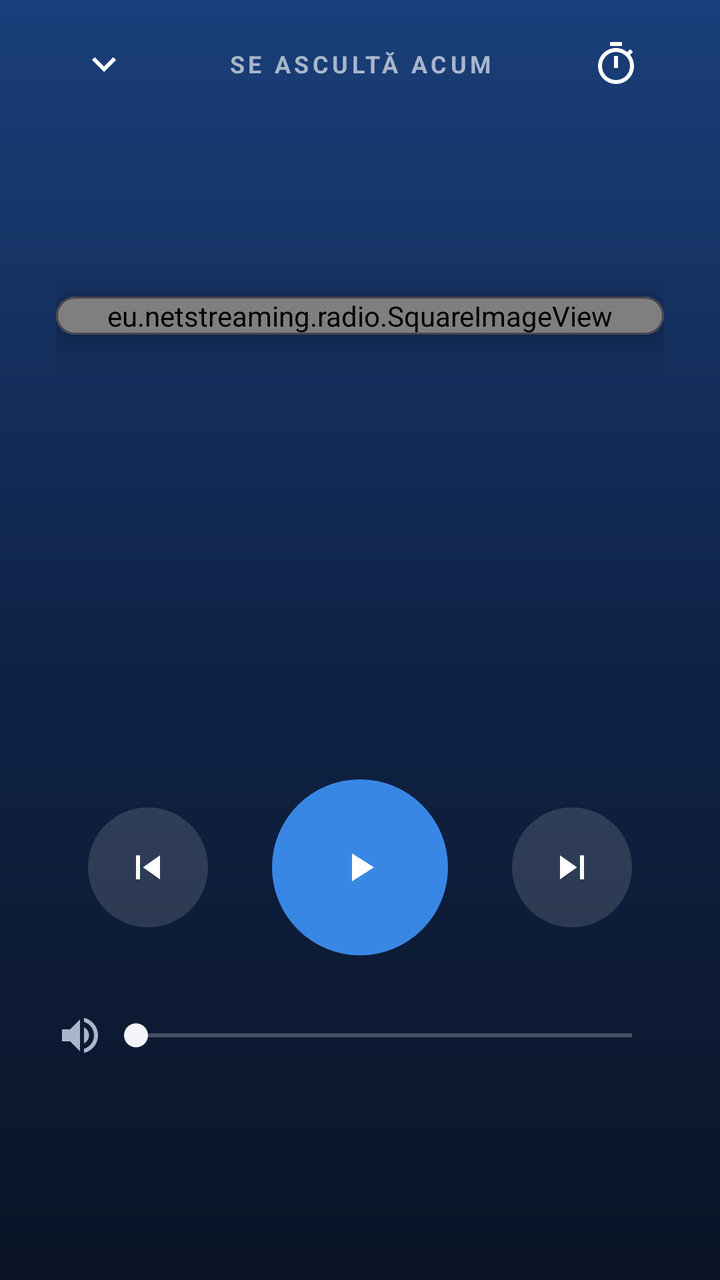
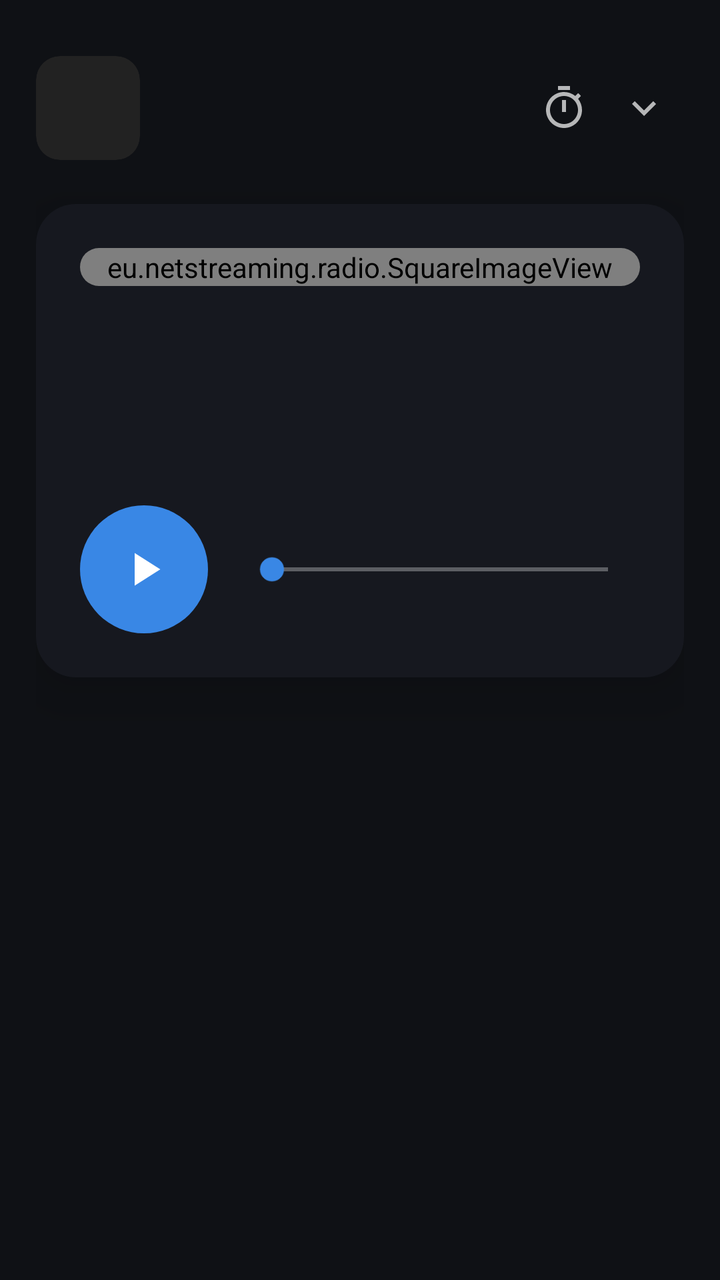

Compare the two renders of this Android layout. The source of the first and the diff that turns it into the second are given below.
<!-- AndroidManifest.xml: application theme Theme.NTS -->
<!-- res/layout/activity_player.xml -->
<?xml version="1.0" encoding="utf-8"?>
<LinearLayout xmlns:android="http://schemas.android.com/apk/res/android"
    xmlns:app="http://schemas.android.com/apk/res-auto"
    android:layout_width="match_parent"
    android:layout_height="match_parent"
    android:background="@drawable/bg_player"
    android:gravity="center_horizontal"
    android:orientation="vertical"
    android:paddingHorizontal="28dp">

    <LinearLayout
        android:layout_width="match_parent"
        android:layout_height="64dp"
        android:gravity="center_vertical"
        android:orientation="horizontal">

        <ImageButton
            android:id="@+id/close"
            android:layout_width="48dp"
            android:layout_height="48dp"
            android:background="?attr/selectableItemBackgroundBorderless"
            android:contentDescription="Înapoi"
            android:src="@drawable/ic_down" />

        <TextView
            android:layout_width="0dp"
            android:layout_height="wrap_content"
            android:layout_weight="1"
            android:gravity="center"
            android:text="SE ASCULTĂ ACUM"
            android:letterSpacing="0.15"
            android:textColor="@color/text2"
            android:textSize="12sp"
            android:textStyle="bold" />

        <ImageButton
            android:id="@+id/sleep"
            android:layout_width="48dp"
            android:layout_height="48dp"
            android:background="?attr/selectableItemBackgroundBorderless"
            android:contentDescription="@string/sleep"
            android:src="@drawable/ic_timer" />
    </LinearLayout>

    <Space
        android:layout_width="1dp"
        android:layout_height="0dp"
        android:layout_weight="0.6" />

    <com.google.android.material.card.MaterialCardView
        android:layout_width="match_parent"
        android:layout_height="wrap_content"
        app:cardBackgroundColor="@color/surface"
        app:cardCornerRadius="24dp"
        app:cardElevation="12dp">

        <FrameLayout
            android:layout_width="match_parent"
            android:layout_height="wrap_content">

            <eu.netstreaming.radio.SquareImageView
                android:id="@+id/art"
                android:layout_width="match_parent"
                android:layout_height="wrap_content"
                android:scaleType="centerCrop"
                android:src="@mipmap/ic_launcher" />

            <eu.netstreaming.radio.BarsView
                android:id="@+id/bars"
                android:layout_width="match_parent"
                android:layout_height="match_parent"
                android:visibility="gone" />
        </FrameLayout>
    </com.google.android.material.card.MaterialCardView>

    <Space
        android:layout_width="1dp"
        android:layout_height="0dp"
        android:layout_weight="0.5" />

    <LinearLayout
        android:layout_width="match_parent"
        android:layout_height="wrap_content"
        android:gravity="center_vertical"
        android:orientation="horizontal">

        <TextView
            android:id="@+id/station"
            android:layout_width="0dp"
            android:layout_height="wrap_content"
            android:layout_weight="1"
            android:singleLine="true"
            android:ellipsize="end"
            android:textColor="@color/accent_light"
            android:textSize="15sp"
            android:textStyle="bold" />

        <TextView
            android:id="@+id/live"
            android:layout_width="wrap_content"
            android:layout_height="wrap_content"
            android:background="@drawable/bg_live"
            android:paddingHorizontal="10dp"
            android:paddingVertical="3dp"
            android:text="@string/live"
            android:textColor="@color/live"
            android:textSize="12sp"
            android:textStyle="bold"
            android:visibility="gone" />
    </LinearLayout>

    <TextView
        android:id="@+id/title"
        android:layout_width="match_parent"
        android:layout_height="wrap_content"
        android:layout_marginTop="6dp"
        android:ellipsize="marquee"
        android:marqueeRepeatLimit="marquee_forever"
        android:singleLine="true"
        android:textColor="@color/text"
        android:textSize="24sp"
        android:textStyle="bold" />

    <TextView
        android:id="@+id/status"
        android:layout_width="match_parent"
        android:layout_height="wrap_content"
        android:layout_marginTop="4dp"
        android:singleLine="true"
        android:textColor="@color/text2"
        android:textSize="14sp" />

    <Space
        android:layout_width="1dp"
        android:layout_height="0dp"
        android:layout_weight="0.5" />

    <LinearLayout
        android:layout_width="match_parent"
        android:layout_height="wrap_content"
        android:gravity="center"
        android:orientation="horizontal">

        <ImageButton
            android:id="@+id/prev"
            android:layout_width="60dp"
            android:layout_height="60dp"
            android:background="@drawable/bg_round_btn"
            android:contentDescription="Postul anterior"
            android:src="@drawable/ic_prev" />

        <ImageButton
            android:id="@+id/play"
            android:layout_width="88dp"
            android:layout_height="88dp"
            android:layout_marginHorizontal="32dp"
            android:background="@drawable/bg_play"
            android:contentDescription="Play"
            android:scaleType="center"
            android:src="@drawable/ic_play" />

        <ImageButton
            android:id="@+id/next"
            android:layout_width="60dp"
            android:layout_height="60dp"
            android:background="@drawable/bg_round_btn"
            android:contentDescription="Postul următor"
            android:src="@drawable/ic_next" />
    </LinearLayout>

    <LinearLayout
        android:layout_width="match_parent"
        android:layout_height="wrap_content"
        android:layout_marginTop="28dp"
        android:gravity="center_vertical"
        android:orientation="horizontal">

        <ImageView
            android:layout_width="24dp"
            android:layout_height="24dp"
            android:src="@drawable/ic_volume"
            app:tint="@color/text2" />

        <SeekBar
            android:id="@+id/volume"
            android:layout_width="0dp"
            android:layout_height="wrap_content"
            android:layout_weight="1"
            android:progressTint="@color/accent_light"
            android:thumbTint="@color/text" />
    </LinearLayout>

    <TextView
        android:id="@+id/sleep_info"
        android:layout_width="wrap_content"
        android:layout_height="wrap_content"
        android:layout_marginTop="8dp"
        android:textColor="@color/text2"
        android:textSize="13sp" />

    <Space
        android:layout_width="1dp"
        android:layout_height="0dp"
        android:layout_weight="0.6" />
</LinearLayout>
<!-- resources referenced by this layout -->
<resources>
  <color name="accent_light">#8CC6FF</color>
  <color name="live">#FF4D4D</color>
  <color name="surface">#13203A</color>
  <color name="text">#F2F4F8</color>
  <color name="text2">#A9B6CC</color>
  <!-- drawable bg_live (drawable) -->
  <shape xmlns:android="http://schemas.android.com/apk/res/android" android:shape="rectangle">
      <solid android:color="#33FF4D4D"/>
      <corners android:radius="20dp"/>
  </shape>
  <!-- drawable bg_play (drawable) -->
  <shape xmlns:android="http://schemas.android.com/apk/res/android" android:shape="oval">
      <solid android:color="@color/accent"/>
  </shape>
  <!-- drawable bg_player (drawable) -->
  <shape xmlns:android="http://schemas.android.com/apk/res/android" android:shape="rectangle">
      <gradient android:angle="270" android:startColor="#1A3F7A" android:centerColor="#0F2347" android:endColor="#0B1426"/>
  </shape>
  <!-- drawable bg_round_btn (drawable) -->
  <shape xmlns:android="http://schemas.android.com/apk/res/android" android:shape="oval">
      <solid android:color="#22FFFFFF"/>
  </shape>
  <!-- drawable ic_down (drawable) -->
  <vector xmlns:android="http://schemas.android.com/apk/res/android" android:width="24dp" android:height="24dp" android:viewportWidth="24" android:viewportHeight="24">
      <path android:fillColor="#FFFFFFFF" android:pathData="M7.41,8.59L12,13.17l4.59,-4.58L18,10l-6,6 -6,-6 1.41,-1.41z"/>
  </vector>
  <!-- drawable ic_next (drawable) -->
  <vector xmlns:android="http://schemas.android.com/apk/res/android" android:width="24dp" android:height="24dp" android:viewportWidth="24" android:viewportHeight="24">
      <path android:fillColor="#FFFFFFFF" android:pathData="M6,18l8.5,-6L6,6v12zM16,6v12h2V6h-2z"/>
  </vector>
  <!-- drawable ic_play (drawable) -->
  <vector xmlns:android="http://schemas.android.com/apk/res/android" android:width="24dp" android:height="24dp" android:viewportWidth="24" android:viewportHeight="24">
      <path android:fillColor="#FFFFFFFF" android:pathData="M8,5v14l11,-7z"/>
  </vector>
  <!-- drawable ic_prev (drawable) -->
  <vector xmlns:android="http://schemas.android.com/apk/res/android" android:width="24dp" android:height="24dp" android:viewportWidth="24" android:viewportHeight="24">
      <path android:fillColor="#FFFFFFFF" android:pathData="M6,6h2v12H6zM9.5,12l8.5,6V6z"/>
  </vector>
  <!-- drawable ic_timer (drawable) -->
  <vector xmlns:android="http://schemas.android.com/apk/res/android" android:width="24dp" android:height="24dp" android:viewportWidth="24" android:viewportHeight="24">
      <path android:fillColor="#FFFFFFFF" android:pathData="M15,1H9v2h6V1zM11,14h2V8h-2v6zM19.03,7.39l1.42,-1.42c-0.43,-0.51 -0.9,-0.99 -1.41,-1.41l-1.42,1.42C16.07,4.74 14.12,4 12,4c-4.97,0 -9,4.03 -9,9s4.02,9 9,9 9,-4.03 9,-9c0,-2.12 -0.74,-4.07 -1.97,-5.61zM12,20c-3.87,0 -7,-3.13 -7,-7s3.13,-7 7,-7 7,3.13 7,7 -3.13,7 -7,7z"/>
  </vector>
  <!-- drawable ic_volume (drawable) -->
  <vector xmlns:android="http://schemas.android.com/apk/res/android" android:width="24dp" android:height="24dp" android:viewportWidth="24" android:viewportHeight="24">
      <path android:fillColor="#FFFFFFFF" android:pathData="M3,9v6h4l5,5V4L7,9H3zM16.5,12c0,-1.77 -1.02,-3.29 -2.5,-4.03v8.05c1.48,-0.73 2.5,-2.25 2.5,-4.02zM14,3.23v2.06c2.89,0.86 5,3.54 5,6.71s-2.11,5.85 -5,6.71v2.06c4.01,-0.91 7,-4.49 7,-8.77s-2.99,-7.86 -7,-8.77z"/>
  </vector>
  <!-- mipmap ic_launcher (mipmap-anydpi-v26) -->
  <?xml version="1.0" encoding="utf-8"?>
  <adaptive-icon xmlns:android="http://schemas.android.com/apk/res/android">
      <background android:drawable="@color/icon_bg" />
      <foreground android:drawable="@mipmap/ic_launcher_foreground" />
  </adaptive-icon>
  <string name="live">LIVE</string>
  <string name="sleep">Oprire automată</string>
  <color name="accent">#3987E5</color>
  <color name="icon_bg">#123A7A</color>
  <color name="bg">#0B1426</color>
  <!-- unchanged entries left out for length: 1 -->
</resources>

<!-- the commit's change to res/layout/activity_player.xml (unified diff, before → after) -->
@@ -1,205 +1,268 @@
 <?xml version="1.0" encoding="utf-8"?>
-<LinearLayout xmlns:android="http://schemas.android.com/apk/res/android"
+<FrameLayout xmlns:android="http://schemas.android.com/apk/res/android"
     xmlns:app="http://schemas.android.com/apk/res-auto"
     android:layout_width="match_parent"
     android:layout_height="match_parent"
-    android:background="@drawable/bg_player"
-    android:gravity="center_horizontal"
-    android:orientation="vertical"
-    android:paddingHorizontal="28dp">
-
-    <LinearLayout
+    android:background="#0F1115">
+
+    
+    <ImageView
+        android:id="@+id/bgart"
         android:layout_width="match_parent"
-        android:layout_height="64dp"
-        android:gravity="center_vertical"
-        android:orientation="horizontal">
-
-        <ImageButton
-            android:id="@+id/close"
-            android:layout_width="48dp"
-            android:layout_height="48dp"
-            android:background="?attr/selectableItemBackgroundBorderless"
-            android:contentDescription="Înapoi"
-            android:src="@drawable/ic_down" />
-
-        <TextView
-            android:layout_width="0dp"
+        android:layout_height="match_parent"
+        android:alpha="0.35"
+        android:scaleType="centerCrop" />
+
+    <ScrollView
+        android:layout_width="match_parent"
+        android:layout_height="match_parent"
+        android:fillViewport="true">
+
+        <LinearLayout
+            android:layout_width="match_parent"
             android:layout_height="wrap_content"
-            android:layout_weight="1"
-            android:gravity="center"
-            android:text="SE ASCULTĂ ACUM"
-            android:letterSpacing="0.15"
-            android:textColor="@color/text2"
-            android:textSize="12sp"
-            android:textStyle="bold" />
-
-        <ImageButton
-            android:id="@+id/sleep"
-            android:layout_width="48dp"
-            android:layout_height="48dp"
-            android:background="?attr/selectableItemBackgroundBorderless"
-            android:contentDescription="@string/sleep"
-            android:src="@drawable/ic_timer" />
-    </LinearLayout>
-
-    <Space
-        android:layout_width="1dp"
-        android:layout_height="0dp"
-        android:layout_weight="0.6" />
-
-    <com.google.android.material.card.MaterialCardView
-        android:layout_width="match_parent"
-        android:layout_height="wrap_content"
-        app:cardBackgroundColor="@color/surface"
-        app:cardCornerRadius="24dp"
-        app:cardElevation="12dp">
-
-        <FrameLayout
-            android:layout_width="match_parent"
-            android:layout_height="wrap_content">
-
-            <eu.netstreaming.radio.SquareImageView
-                android:id="@+id/art"
+            android:orientation="vertical"
+            android:paddingHorizontal="18dp"
+            android:paddingTop="28dp"
+            android:paddingBottom="28dp">
+
+            
+            <LinearLayout
                 android:layout_width="match_parent"
                 android:layout_height="wrap_content"
-                android:scaleType="centerCrop"
-                android:src="@mipmap/ic_launcher" />
-
-            <eu.netstreaming.radio.BarsView
-                android:id="@+id/bars"
+                android:layout_marginBottom="22dp"
+                android:gravity="center_vertical"
+                android:orientation="horizontal">
+
+                <com.google.android.material.card.MaterialCardView
+                    android:layout_width="52dp"
+                    android:layout_height="52dp"
+                    app:cardBackgroundColor="#222222"
+                    app:cardCornerRadius="12dp"
+                    app:cardElevation="0dp"
+                    app:strokeWidth="0dp">
+
+                    <ImageView
+                        android:id="@+id/logo"
+                        android:layout_width="match_parent"
+                        android:layout_height="match_parent"
+                        android:scaleType="centerCrop" />
+                </com.google.android.material.card.MaterialCardView>
+
+                <LinearLayout
+                    android:layout_width="0dp"
+                    android:layout_height="wrap_content"
+                    android:layout_marginStart="12dp"
+                    android:layout_weight="1"
+                    android:orientation="vertical">
+
+                    <TextView
+                        android:id="@+id/station"
+                        android:layout_width="match_parent"
+                        android:layout_height="wrap_content"
+                        android:ellipsize="end"
+                        android:singleLine="true"
+                        android:textColor="#F2F2F0"
+                        android:textSize="20sp"
+                        android:textStyle="bold" />
+
+                    <TextView
+                        android:id="@+id/genre"
+                        android:layout_width="match_parent"
+                        android:layout_height="wrap_content"
+                        android:layout_marginTop="2dp"
+                        android:singleLine="true"
+                        android:textColor="#9A9CA3"
+                        android:textSize="13sp"
+                        android:visibility="gone" />
+                </LinearLayout>
+
+                <ImageButton
+                    android:id="@+id/sleep"
+                    android:layout_width="40dp"
+                    android:layout_height="40dp"
+                    android:alpha="0.7"
+                    android:background="?attr/selectableItemBackgroundBorderless"
+                    android:contentDescription="@string/sleep"
+                    android:src="@drawable/ic_timer" />
+
+                <ImageButton
+                    android:id="@+id/close"
+                    android:layout_width="40dp"
+                    android:layout_height="40dp"
+                    android:alpha="0.7"
+                    android:background="?attr/selectableItemBackgroundBorderless"
+                    android:contentDescription="Înapoi"
+                    android:src="@drawable/ic_down" />
+            </LinearLayout>
+
+            
+            <LinearLayout
                 android:layout_width="match_parent"
-                android:layout_height="match_parent"
-                android:visibility="gone" />
-        </FrameLayout>
-    </com.google.android.material.card.MaterialCardView>
-
-    <Space
-        android:layout_width="1dp"
-        android:layout_height="0dp"
-        android:layout_weight="0.5" />
-
-    <LinearLayout
-        android:layout_width="match_parent"
-        android:layout_height="wrap_content"
-        android:gravity="center_vertical"
-        android:orientation="horizontal">
-
-        <TextView
-            android:id="@+id/station"
-            android:layout_width="0dp"
-            android:layout_height="wrap_content"
-            android:layout_weight="1"
-            android:singleLine="true"
-            android:ellipsize="end"
-            android:textColor="@color/accent_light"
-            android:textSize="15sp"
-            android:textStyle="bold" />
-
-        <TextView
-            android:id="@+id/live"
-            android:layout_width="wrap_content"
-            android:layout_height="wrap_content"
-            android:background="@drawable/bg_live"
-            android:paddingHorizontal="10dp"
-            android:paddingVertical="3dp"
-            android:text="@string/live"
-            android:textColor="@color/live"
-            android:textSize="12sp"
-            android:textStyle="bold"
-            android:visibility="gone" />
-    </LinearLayout>
-
-    <TextView
-        android:id="@+id/title"
-        android:layout_width="match_parent"
-        android:layout_height="wrap_content"
-        android:layout_marginTop="6dp"
-        android:ellipsize="marquee"
-        android:marqueeRepeatLimit="marquee_forever"
-        android:singleLine="true"
-        android:textColor="@color/text"
-        android:textSize="24sp"
-        android:textStyle="bold" />
-
-    <TextView
-        android:id="@+id/status"
-        android:layout_width="match_parent"
-        android:layout_height="wrap_content"
-        android:layout_marginTop="4dp"
-        android:singleLine="true"
-        android:textColor="@color/text2"
-        android:textSize="14sp" />
-
-    <Space
-        android:layout_width="1dp"
-        android:layout_height="0dp"
-        android:layout_weight="0.5" />
-
-    <LinearLayout
-        android:layout_width="match_parent"
-        android:layout_height="wrap_content"
-        android:gravity="center"
-        android:orientation="horizontal">
-
-        <ImageButton
-            android:id="@+id/prev"
-            android:layout_width="60dp"
-            android:layout_height="60dp"
-            android:background="@drawable/bg_round_btn"
-            android:contentDescription="Postul anterior"
-            android:src="@drawable/ic_prev" />
-
-        <ImageButton
-            android:id="@+id/play"
-            android:layout_width="88dp"
-            android:layout_height="88dp"
-            android:layout_marginHorizontal="32dp"
-            android:background="@drawable/bg_play"
-            android:contentDescription="Play"
-            android:scaleType="center"
-            android:src="@drawable/ic_play" />
-
-        <ImageButton
-            android:id="@+id/next"
-            android:layout_width="60dp"
-            android:layout_height="60dp"
-            android:background="@drawable/bg_round_btn"
-            android:contentDescription="Postul următor"
-            android:src="@drawable/ic_next" />
-    </LinearLayout>
-
-    <LinearLayout
-        android:layout_width="match_parent"
-        android:layout_height="wrap_content"
-        android:layout_marginTop="28dp"
-        android:gravity="center_vertical"
-        android:orientation="horizontal">
-
-        <ImageView
-            android:layout_width="24dp"
-            android:layout_height="24dp"
-            android:src="@drawable/ic_volume"
-            app:tint="@color/text2" />
-
-        <SeekBar
-            android:id="@+id/volume"
-            android:layout_width="0dp"
-            android:layout_height="wrap_content"
-            android:layout_weight="1"
-            android:progressTint="@color/accent_light"
-            android:thumbTint="@color/text" />
-    </LinearLayout>
-
-    <TextView
-        android:id="@+id/sleep_info"
-        android:layout_width="wrap_content"
-        android:layout_height="wrap_content"
-        android:layout_marginTop="8dp"
-        android:textColor="@color/text2"
-        android:textSize="13sp" />
-
-    <Space
-        android:layout_width="1dp"
-        android:layout_height="0dp"
-        android:layout_weight="0.6" />
-</LinearLayout>
+                android:layout_height="wrap_content"
+                android:background="@drawable/bg_web_card"
+                android:elevation="16dp"
+                android:orientation="vertical"
+                android:padding="22dp">
+
+                <com.google.android.material.card.MaterialCardView
+                    android:id="@+id/coverCard"
+                    android:layout_width="match_parent"
+                    android:layout_height="wrap_content"
+                    app:cardBackgroundColor="#222222"
+                    app:cardCornerRadius="14dp"
+                    app:cardElevation="0dp"
+                    app:strokeWidth="0dp">
+
+                    <FrameLayout
+                        android:layout_width="match_parent"
+                        android:layout_height="wrap_content">
+
+                        <eu.netstreaming.radio.SquareImageView
+                            android:id="@+id/art"
+                            android:layout_width="match_parent"
+                            android:layout_height="wrap_content"
+                            android:scaleType="centerCrop" />
+
+                        <eu.netstreaming.radio.BarsView
+                            android:id="@+id/bars"
+                            android:layout_width="match_parent"
+                            android:layout_height="match_parent"
+                            android:visibility="gone" />
+                    </FrameLayout>
+                </com.google.android.material.card.MaterialCardView>
+
+                <TextView
+                    android:id="@+id/title"
+                    android:layout_width="match_parent"
+                    android:layout_height="wrap_content"
+                    android:layout_marginTop="18dp"
+                    android:layout_marginBottom="6dp"
+                    android:lineSpacingMultiplier="1.15"
+                    android:maxLines="3"
+                    android:ellipsize="end"
+                    android:minHeight="50dp"
+                    android:textColor="#F2F2F0"
+                    android:textSize="19sp"
+                    android:textStyle="bold" />
+
+                <LinearLayout
+                    android:layout_width="match_parent"
+                    android:layout_height="wrap_content"
+                    android:gravity="center_vertical"
+                    android:orientation="horizontal">
+
+                    <LinearLayout
+                        android:id="@+id/live"
+                        android:layout_width="wrap_content"
+                        android:layout_height="wrap_content"
+                        android:layout_marginEnd="8dp"
+                        android:gravity="center_vertical"
+                        android:orientation="horizontal"
+                        android:visibility="gone">
+
+                        <View
+                            android:id="@+id/liveDot"
+                            android:layout_width="8dp"
+                            android:layout_height="8dp"
+                            android:background="@drawable/dot_live" />
+
+                        <TextView
+                            android:layout_width="wrap_content"
+                            android:layout_height="wrap_content"
+                            android:layout_marginStart="6dp"
+                            android:letterSpacing="0.04"
+                            android:text="LIVE"
+                            android:textColor="@color/live"
+                            android:textSize="12sp"
+                            android:textStyle="bold" />
+                    </LinearLayout>
+
+                    <TextView
+                        android:id="@+id/status"
+                        android:layout_width="0dp"
+                        android:layout_height="wrap_content"
+                        android:layout_weight="1"
+                        android:singleLine="true"
+                        android:textColor="#9A9CA3"
+                        android:textSize="13sp" />
+                </LinearLayout>
+
+                <LinearLayout
+                    android:layout_width="match_parent"
+                    android:layout_height="wrap_content"
+                    android:layout_marginTop="18dp"
+                    android:gravity="center_vertical"
+                    android:orientation="horizontal">
+
+                    <ImageButton
+                        android:id="@+id/play"
+                        android:layout_width="64dp"
+                        android:layout_height="64dp"
+                        android:background="@drawable/bg_play"
+                        android:contentDescription="Play"
+                        android:padding="18dp"
+                        android:scaleType="fitCenter"
+                        android:src="@drawable/ic_play" />
+
+                    <SeekBar
+                        android:id="@+id/volume"
+                        android:layout_width="0dp"
+                        android:layout_height="wrap_content"
+                        android:layout_marginStart="16dp"
+                        android:layout_weight="1"
+                        android:progressBackgroundTint="#FFFFFF"
+                        android:progressTint="@color/accent"
+                        android:thumbTint="@color/accent" />
+                </LinearLayout>
+
+                <TextView
+                    android:id="@+id/sleep_info"
+                    android:layout_width="wrap_content"
+                    android:layout_height="wrap_content"
+                    android:layout_marginTop="10dp"
+                    android:textColor="#9A9CA3"
+                    android:textSize="13sp"
+                    android:visibility="gone" />
+            </LinearLayout>
+
+            
+            <LinearLayout
+                android:id="@+id/histbox"
+                android:layout_width="match_parent"
+                android:layout_height="wrap_content"
+                android:layout_marginTop="22dp"
+                android:background="@drawable/bg_web_hist"
+                android:orientation="vertical"
+                android:paddingHorizontal="18dp"
+                android:paddingVertical="14dp"
+                android:visibility="gone">
+
+                <TextView
+                    android:layout_width="wrap_content"
+                    android:layout_height="wrap_content"
+                    android:layout_marginBottom="8dp"
+                    android:letterSpacing="0.05"
+                    android:text="ULTIMELE PIESE"
+                    android:textColor="#9A9CA3"
+                    android:textSize="13sp"
+                    android:textStyle="bold" />
+
+                <LinearLayout
+                    android:id="@+id/hist"
+                    android:layout_width="match_parent"
+                    android:layout_height="wrap_content"
+                    android:orientation="vertical" />
+            </LinearLayout>
+
+            
+            <LinearLayout
+                android:id="@+id/links"
+                android:layout_width="wrap_content"
+                android:layout_height="wrap_content"
+                android:layout_gravity="center_horizontal"
+                android:layout_marginTop="16dp"
+                android:orientation="horizontal" />
+        </LinearLayout>
+    </ScrollView>
+</FrameLayout>
<!-- resource entries referenced after the edit -->
@@ -3,59 +3,39 @@
   <color name="accent_light">#8CC6FF</color>
   <color name="live">#FF4D4D</color>
   <color name="surface">#13203A</color>
-  <color name="text">#F2F4F8</color>
-  <color name="text2">#A9B6CC</color>
-  <!-- drawable bg_live (drawable) -->
-  <shape xmlns:android="http://schemas.android.com/apk/res/android" android:shape="rectangle">
-      <solid android:color="#33FF4D4D"/>
-      <corners android:radius="20dp"/>
-  </shape>
   <!-- drawable bg_play (drawable) -->
   <shape xmlns:android="http://schemas.android.com/apk/res/android" android:shape="oval">
       <solid android:color="@color/accent"/>
   </shape>
-  <!-- drawable bg_player (drawable) -->
+  <!-- drawable bg_web_card (drawable) -->
   <shape xmlns:android="http://schemas.android.com/apk/res/android" android:shape="rectangle">
-      <gradient android:angle="270" android:startColor="#1A3F7A" android:centerColor="#0F2347" android:endColor="#0B1426"/>
+      <solid android:color="#D9181B22"/>
+      <corners android:radius="20dp"/>
   </shape>
-  <!-- drawable bg_round_btn (drawable) -->
+  <!-- drawable bg_web_hist (drawable) -->
+  <shape xmlns:android="http://schemas.android.com/apk/res/android" android:shape="rectangle">
+      <solid android:color="#BF181B22"/>
+      <corners android:radius="16dp"/>
+  </shape>
+  <!-- drawable dot_live (drawable) -->
   <shape xmlns:android="http://schemas.android.com/apk/res/android" android:shape="oval">
-      <solid android:color="#22FFFFFF"/>
+      <solid android:color="@color/live"/>
+      <size android:width="8dp" android:height="8dp"/>
   </shape>
   <!-- drawable ic_down (drawable) -->
   <vector xmlns:android="http://schemas.android.com/apk/res/android" android:width="24dp" android:height="24dp" android:viewportWidth="24" android:viewportHeight="24">
       <path android:fillColor="#FFFFFFFF" android:pathData="M7.41,8.59L12,13.17l4.59,-4.58L18,10l-6,6 -6,-6 1.41,-1.41z"/>
   </vector>
-  <!-- drawable ic_next (drawable) -->
-  <vector xmlns:android="http://schemas.android.com/apk/res/android" android:width="24dp" android:height="24dp" android:viewportWidth="24" android:viewportHeight="24">
-      <path android:fillColor="#FFFFFFFF" android:pathData="M6,18l8.5,-6L6,6v12zM16,6v12h2V6h-2z"/>
-  </vector>
   <!-- drawable ic_play (drawable) -->
   <vector xmlns:android="http://schemas.android.com/apk/res/android" android:width="24dp" android:height="24dp" android:viewportWidth="24" android:viewportHeight="24">
       <path android:fillColor="#FFFFFFFF" android:pathData="M8,5v14l11,-7z"/>
-  </vector>
-  <!-- drawable ic_prev (drawable) -->
-  <vector xmlns:android="http://schemas.android.com/apk/res/android" android:width="24dp" android:height="24dp" android:viewportWidth="24" android:viewportHeight="24">
-      <path android:fillColor="#FFFFFFFF" android:pathData="M6,6h2v12H6zM9.5,12l8.5,6V6z"/>
   </vector>
   <!-- drawable ic_timer (drawable) -->
   <vector xmlns:android="http://schemas.android.com/apk/res/android" android:width="24dp" android:height="24dp" android:viewportWidth="24" android:viewportHeight="24">
       <path android:fillColor="#FFFFFFFF" android:pathData="M15,1H9v2h6V1zM11,14h2V8h-2v6zM19.03,7.39l1.42,-1.42c-0.43,-0.51 -0.9,-0.99 -1.41,-1.41l-1.42,1.42C16.07,4.74 14.12,4 12,4c-4.97,0 -9,4.03 -9,9s4.02,9 9,9 9,-4.03 9,-9c0,-2.12 -0.74,-4.07 -1.97,-5.61zM12,20c-3.87,0 -7,-3.13 -7,-7s3.13,-7 7,-7 7,3.13 7,7 -3.13,7 -7,7z"/>
   </vector>
-  <!-- drawable ic_volume (drawable) -->
-  <vector xmlns:android="http://schemas.android.com/apk/res/android" android:width="24dp" android:height="24dp" android:viewportWidth="24" android:viewportHeight="24">
-      <path android:fillColor="#FFFFFFFF" android:pathData="M3,9v6h4l5,5V4L7,9H3zM16.5,12c0,-1.77 -1.02,-3.29 -2.5,-4.03v8.05c1.48,-0.73 2.5,-2.25 2.5,-4.02zM14,3.23v2.06c2.89,0.86 5,3.54 5,6.71s-2.11,5.85 -5,6.71v2.06c4.01,-0.91 7,-4.49 7,-8.77s-2.99,-7.86 -7,-8.77z"/>
-  </vector>
-  <!-- mipmap ic_launcher (mipmap-anydpi-v26) -->
-  <?xml version="1.0" encoding="utf-8"?>
-  <adaptive-icon xmlns:android="http://schemas.android.com/apk/res/android">
-      <background android:drawable="@color/icon_bg" />
-      <foreground android:drawable="@mipmap/ic_launcher_foreground" />
-  </adaptive-icon>
-  <string name="live">LIVE</string>
   <string name="sleep">Oprire automată</string>
   <color name="accent">#3987E5</color>
-  <color name="icon_bg">#123A7A</color>
   <color name="bg">#0B1426</color>
   <!-- unchanged entries left out for length: 1 -->
 </resources>
